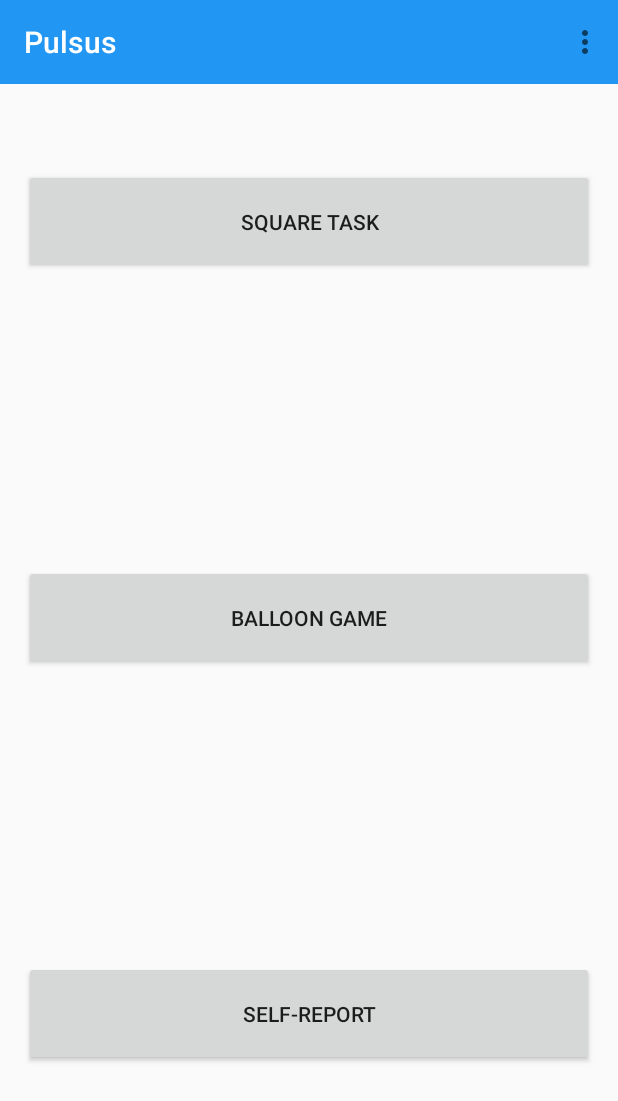
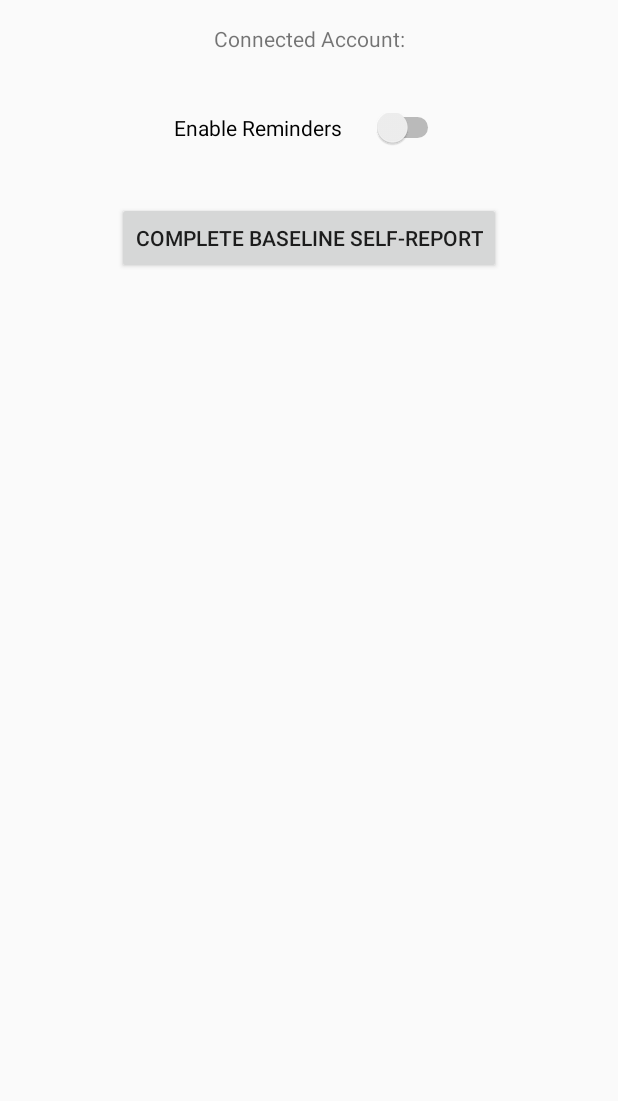
Before and after one commit to smalldatalab/android-gonogo, an Android app: the screen it shows after launch (MainActivity before the commit, ProfileActivity after it), in the options menu, after a tap on "Profile", on a phone screen of 412 x 824 dp. Shown: the top 1101 px of the screen. Run offline under Robolectric (Android 15) with nearby library versions, the phone set to English and light mode, and no system bars.

Commit message:
Added sample Profile activity

```diff
--- a/app/src/main/AndroidManifest.xml
+++ b/app/src/main/AndroidManifest.xml
@@ -18,6 +18,7 @@
                 <category android:name="android.intent.category.LAUNCHER" />
             </intent-filter>
         </activity>
+        <activity android:name=".ProfileActivity"></activity>
     </application>
 
 </manifest>
--- a/app/src/main/java/org/ohmage/pulsus/MainActivity.java
+++ b/app/src/main/java/org/ohmage/pulsus/MainActivity.java
@@ -1,6 +1,7 @@
 package org.ohmage.pulsus;
 
 import android.app.Activity;
+import android.content.Intent;
 import android.os.Bundle;
 import android.support.v7.app.AppCompatActivity;
 import android.support.v7.widget.Toolbar;
@@ -32,7 +33,8 @@ public class MainActivity extends AppCompatActivity {
     public boolean onOptionsItemSelected(MenuItem item) {
         switch (item.getItemId()) {
             case R.id.action_profile:
-                Toast.makeText(getBaseContext(), "Clicked Profile", Toast.LENGTH_SHORT).show();
+                Intent intent = new Intent(MainActivity.this, ProfileActivity.class);
+                startActivity(intent);
                 break;
 
             case R.id.action_logout:
--- /dev/null
+++ b/app/src/main/java/org/ohmage/pulsus/ProfileActivity.java
@@ -0,0 +1,13 @@
+package org.ohmage.pulsus;
+
+import android.support.v7.app.AppCompatActivity;
+import android.os.Bundle;
+
+public class ProfileActivity extends AppCompatActivity {
+
+    @Override
+    protected void onCreate(Bundle savedInstanceState) {
+        super.onCreate(savedInstanceState);
+        setContentView(R.layout.activity_profile);
+    }
+}
--- /dev/null
+++ b/app/src/main/res/layout/activity_profile.xml
@@ -0,0 +1,38 @@
+<?xml version="1.0" encoding="utf-8"?>
+<LinearLayout xmlns:android="http://schemas.android.com/apk/res/android"
+    xmlns:tools="http://schemas.android.com/tools"
+    android:layout_width="match_parent"
+    android:layout_height="match_parent"
+    android:paddingBottom="@dimen/activity_vertical_margin"
+    android:paddingLeft="@dimen/activity_horizontal_margin"
+    android:paddingRight="@dimen/activity_horizontal_margin"
+    android:paddingTop="@dimen/activity_vertical_margin"
+    tools:context="org.ohmage.pulsus.ProfileActivity"
+    android:orientation="vertical">
+
+    <TextView
+        android:layout_width="match_parent"
+        android:layout_height="wrap_content"
+        android:text="@string/connected_account_label"
+        android:id="@+id/connectAccountTextView"
+        android:gravity="center"
+        android:paddingBottom="@dimen/profile_bottom_padding"/>
+
+    <Switch
+        android:layout_width="wrap_content"
+        android:layout_height="wrap_content"
+        android:text="@string/enabled_reminders_label"
+        android:id="@+id/switch1"
+        android:gravity="center"
+        android:layout_gravity="center"
+        android:switchPadding="@dimen/switch_padding"
+        android:paddingBottom="@dimen/profile_bottom_padding"/>
+
+    <Button
+        android:layout_width="wrap_content"
+        android:layout_height="wrap_content"
+        android:id="@+id/complete_baseline_button"
+        android:text="@string/complete_baseline_label"
+        android:gravity="center"
+        android:layout_gravity="center"/>
+</LinearLayout>
--- a/app/src/main/res/values/dimens.xml
+++ b/app/src/main/res/values/dimens.xml
@@ -3,4 +3,6 @@
     <dimen name="activity_horizontal_margin">16dp</dimen>
     <dimen name="activity_vertical_margin">16dp</dimen>
     <dimen name="fab_margin">16dp</dimen>
+    <dimen name="profile_bottom_padding">40dip</dimen>
+    <dimen name="switch_padding">20dip</dimen>
 </resources>
--- a/app/src/main/res/values/strings.xml
+++ b/app/src/main/res/values/strings.xml
@@ -6,4 +6,7 @@
     <string name="title_activity_main2">Main2Activity</string>
     <string name="profile_action">Profile</string>
     <string name="logout_action">Logout</string>
+    <string name="enabled_reminders_label">Enable Reminders</string>
+    <string name="connected_account_label">Connected Account:</string>
+    <string name="complete_baseline_label">Complete Baseline Self-Report</string>
 </resources>
```
